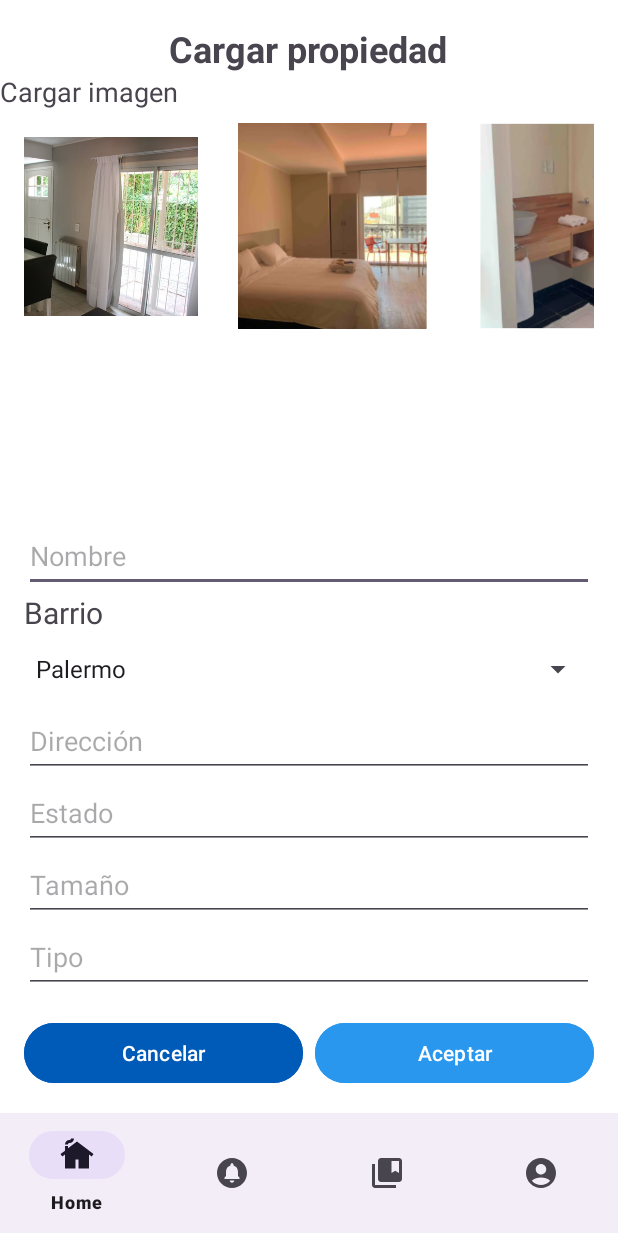
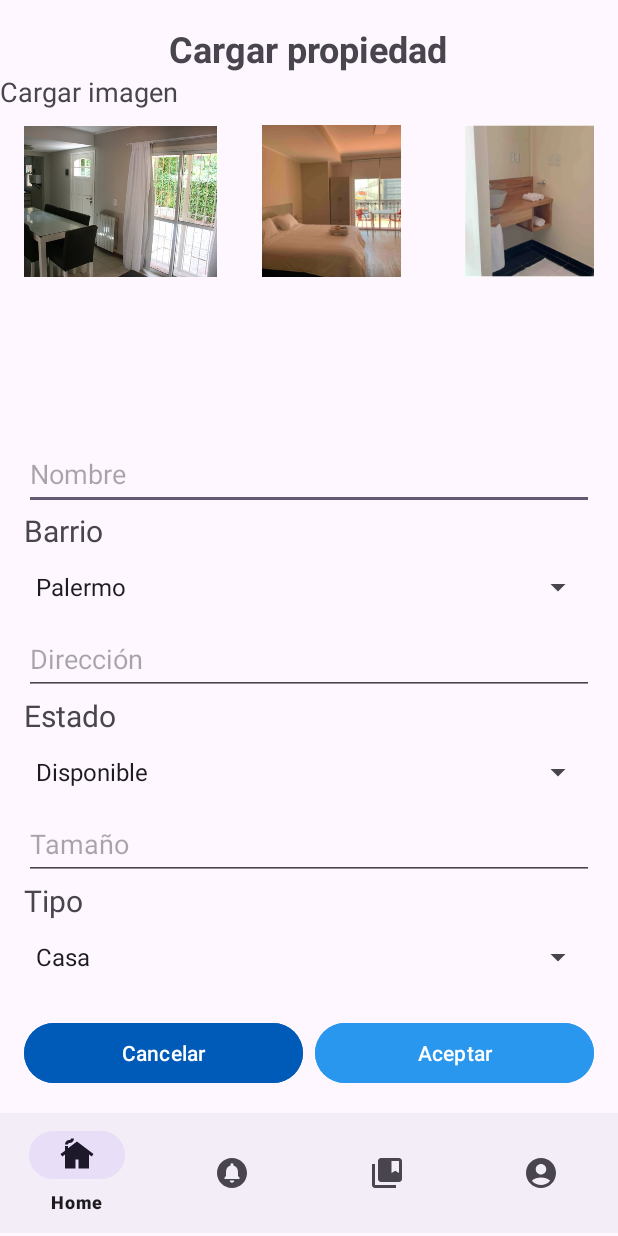
Before and after one commit to Lucasellero/servicio_limpieza, an Android app: the cargar_propiedad screen opened directly, with no data from a screen before it, on a phone screen of 412 x 824 dp. Run offline under Robolectric (Android 15) with nearby library versions, the phone set to English and light mode, and no system bars.

Commit message:
Sppiners en cargar propiedad

```diff
--- a/app/src/main/java/com/example/servicio_limpieza/UsuarioService.java
+++ b/app/src/main/java/com/example/servicio_limpieza/UsuarioService.java
@@ -1,12 +1,10 @@
 package com.example.servicio_limpieza;
 
-import com.example.servicio_limpieza.DatabaseHelper;
-
 public class UsuarioService {
-    private DatabaseHelper databaseHelper;
+    private com.example.servicio_limpieza.databaseHelper databaseHelper;
 
     public UsuarioService() {
-        this.databaseHelper = new DatabaseHelper();
+        this.databaseHelper = new databaseHelper();
     }
 
     public usuario login(String email, String contraseña) {
--- a/app/src/main/java/com/example/servicio_limpieza/cargar_propiedad.java
+++ b/app/src/main/java/com/example/servicio_limpieza/cargar_propiedad.java
@@ -12,22 +12,15 @@ import android.widget.Spinner;
 import android.widget.Toast;
 import androidx.appcompat.app.AppCompatActivity;
 import java.sql.Connection;
-import java.sql.DriverManager;
 import java.sql.PreparedStatement;
 import java.sql.ResultSet;
 import java.sql.SQLException;
 
 public class cargar_propiedad extends AppCompatActivity {
-    Spinner spinnerBarrio;
-
-    Spinner spinnerEstado;
-    Spinner spinnerTipo;
+    Spinner spinnerBarrio, spinnerEstado, spinnerTipo;
     private EditText nameEditText;
-    private Spinner barrioEditText;
     private EditText addressEditText;
-    private EditText stateEditText;
     private EditText sizeEditText;
-    private EditText typeEditText;
     private Button acceptButton;
 
     @Override
@@ -37,12 +30,28 @@ public class cargar_propiedad extends AppCompatActivity {
 
         // Inicializar vistas
         nameEditText = findViewById(R.id.name);
-        barrioEditText = findViewById(R.id.Barrio);
+        spinnerBarrio = findViewById(R.id.Barrio);
         addressEditText = findViewById(R.id.address);
-        stateEditText = findViewById(R.id.state);
+        spinnerEstado = findViewById(R.id.spinnerEstado);
         sizeEditText = findViewById(R.id.size);
-        typeEditText = findViewById(R.id.type);
+        spinnerTipo = findViewById(R.id.spinnerTipo);
         acceptButton = findViewById(R.id.accept_button);
+
+        // Configurar adaptadores para los spinners
+        ArrayAdapter<CharSequence> barrioAdapter = ArrayAdapter.createFromResource(this,
+                R.array.barrio_options, android.R.layout.simple_spinner_item);
+        barrioAdapter.setDropDownViewResource(android.R.layout.simple_spinner_dropdown_item);
+        spinnerBarrio.setAdapter(barrioAdapter);
+
+        ArrayAdapter<CharSequence> estadoAdapter = ArrayAdapter.createFromResource(this,
+                R.array.estado_options, android.R.layout.simple_spinner_item);
+        estadoAdapter.setDropDownViewResource(android.R.layout.simple_spinner_dropdown_item);
+        spinnerEstado.setAdapter(estadoAdapter);
+
+        ArrayAdapter<CharSequence> tipoAdapter = ArrayAdapter.createFromResource(this,
+                R.array.tipo_options, android.R.layout.simple_spinner_item);
+        tipoAdapter.setDropDownViewResource(android.R.layout.simple_spinner_dropdown_item);
+        spinnerTipo.setAdapter(tipoAdapter);
 
         // Configurar el Listener para el botón de aceptar
         acceptButton.setOnClickListener(new View.OnClickListener() {
@@ -58,32 +67,34 @@ public class cargar_propiedad extends AppCompatActivity {
             }
         });
 
-        spinnerBarrio = findViewById(R.id.Barrio);
-        ArrayAdapter<CharSequence> adapter = ArrayAdapter.createFromResource(this,
-                R.array.barrio_options, android.R.layout.simple_spinner_item);
-        adapter.setDropDownViewResource(android.R.layout.simple_spinner_dropdown_item);
-        spinnerBarrio.setAdapter(adapter);
-
+        Button cancelButton = findViewById(R.id.cancel_button);
+        cancelButton.setOnClickListener(new View.OnClickListener() {
+            @Override
+            public void onClick(View v) {
+                Intent intent = new Intent(cargar_propiedad.this, home.class);
+                startActivity(intent);
+                finish();
+            }
+        });
     }
-
 
     private boolean validateFields() {
         // Validar que todos los campos estén completos
         return !nameEditText.getText().toString().isEmpty() &&
-                !barrioEditText.getSelectedItem().toString().isEmpty() &&
+                !spinnerBarrio.getSelectedItem().toString().isEmpty() &&
                 !addressEditText.getText().toString().isEmpty() &&
-                !stateEditText.getText().toString().isEmpty() &&
+                !spinnerEstado.getSelectedItem().toString().isEmpty() &&
                 !sizeEditText.getText().toString().isEmpty() &&
-                !typeEditText.getText().toString().isEmpty();
+                !spinnerTipo.getSelectedItem().toString().isEmpty();
     }
 
     private void cargarPropiedad() {
         String nombre = nameEditText.getText().toString();
-        String barrio = barrioEditText.getSelectedItem().toString();
+        String barrio = spinnerBarrio.getSelectedItem().toString();
         String direccion = addressEditText.getText().toString();
-        String estado = stateEditText.getText().toString();
+        String estado = spinnerEstado.getSelectedItem().toString();
         int tamano = Integer.parseInt(sizeEditText.getText().toString());
-        String tipo = typeEditText.getText().toString();
+        String tipo = spinnerTipo.getSelectedItem().toString();
 
         // Obtener el ID del usuario en sesión
         usuario Usuario = usuario.getInstance();
@@ -111,7 +122,7 @@ public class cargar_propiedad extends AppCompatActivity {
             PreparedStatement stmt = null;
 
             try {
-                conn = DatabaseConnection.getConnection();
+                conn = databaseConnection.getConnection();
                 if (conn == null) {
                     Log.e("CargarPropiedadTask", "No se pudo establecer conexión con la base de datos");
                     return "No se pudo establecer conexión con la base de datos";
@@ -119,24 +130,24 @@ public class cargar_propiedad extends AppCompatActivity {
 
                 String sql = "INSERT INTO propiedades (nombre, barrio, direccion, estado, tamano, tipo, FK_propietario_ID) VALUES (?, ?, ?, ?, ?, ?, ?)";
                 stmt = conn.prepareStatement(sql);
-                stmt.setString(1, String.valueOf(nombre));
-                stmt.setString(2, String.valueOf(barrio));
-                stmt.setString(3, String.valueOf(direccion));
-                stmt.setString(4, String.valueOf(estado));
-                stmt.setInt(5, Integer.parseInt(String.valueOf(tamano)));
-                stmt.setString(6, String.valueOf(tipo));
-                stmt.setInt(7, Integer.parseInt(String.valueOf(propietarioId)));
+                stmt.setString(1, nombre);
+                stmt.setString(2, barrio);
+                stmt.setString(3, direccion);
+                stmt.setString(4, estado);
+                stmt.setInt(5, tamano);
+                stmt.setString(6, tipo);
+                stmt.setInt(7, propietarioId);
 
                 int result = stmt.executeUpdate();
                 mensaje = result > 0 ? "Propiedad cargada exitosamente" : "Error al cargar la propiedad";
 
                 usuario Usuario = usuario.getInstance();
                 PreparedStatement propiedadesStmt = conn.prepareStatement("SELECT * FROM propiedades WHERE nombre = ? and direccion = ?");
-                propiedadesStmt.setString(1,String.valueOf(nombre));
-                propiedadesStmt.setString(2,String.valueOf(direccion));
+                propiedadesStmt.setString(1, nombre);
+                propiedadesStmt.setString(2, direccion);
                 ResultSet propiedadesResultSet = propiedadesStmt.executeQuery();
 
-                if(propiedadesResultSet.next()) {
+                if (propiedadesResultSet.next()) {
                     int propiedadId = propiedadesResultSet.getInt("PK_propiedad_ID");
                     Propiedad propiedad = new Propiedad(propiedadId, nombre, direccion, barrio, tamano, estado, tipo, propietarioId);
                     Usuario.agregarPropiedad(propiedad);
@@ -144,7 +155,6 @@ public class cargar_propiedad extends AppCompatActivity {
 
             } catch (SQLException e) {
                 mensaje = "Error al cargar la propiedad. Por favor, inténtalo de nuevo.";
-                //mensaje = nombre + barrio + direccion+ estado + tamano + tipo + propietarioId;
                 Log.e("CargarPropiedadTask", "Error al ejecutar la consulta SQL", e);
             } catch (Exception e) {
                 mensaje = "Error inesperado. Por favor, inténtalo de nuevo.";
--- a/app/src/main/java/com/example/servicio_limpieza/DatabaseConnection.java
+++ b/app/src/main/java/com/example/servicio_limpieza/databaseConnection.java
@@ -6,7 +6,7 @@ import java.sql.Connection;
 import java.sql.DriverManager;
 import java.sql.SQLException;
 
-public class DatabaseConnection {
+public class databaseConnection {
     public static Connection getConnection() {
         Connection conexion = null;
         try {
--- a/app/src/main/java/com/example/servicio_limpieza/DatabaseHelper.java
+++ b/app/src/main/java/com/example/servicio_limpieza/databaseHelper.java
@@ -1,6 +1,4 @@
 package com.example.servicio_limpieza;
-
-import com.example.servicio_limpieza.usuario;
 
 import java.sql.Connection;
 import java.sql.DriverManager;
@@ -8,7 +6,7 @@ import java.sql.PreparedStatement;
 import java.sql.ResultSet;
 import java.sql.SQLException;
 
-public class DatabaseHelper {
+public class databaseHelper {
     // Definir las credenciales de la base de datos
     private static final String DB_URL = "jdbc:jtds:sqlserver://192.168.1.5:1433;databaseName=seminario";
     private static final String USER = "sa";
--- a/app/src/main/java/com/example/servicio_limpieza/home.java
+++ b/app/src/main/java/com/example/servicio_limpieza/home.java
@@ -7,7 +7,6 @@ import android.view.View;
 import android.widget.Button;
 import android.widget.TextView;
 
-import androidx.annotation.NonNull;
 import androidx.appcompat.app.AppCompatActivity;
 import androidx.recyclerview.widget.LinearLayoutManager;
 import androidx.recyclerview.widget.RecyclerView;
@@ -83,7 +82,7 @@ public class home extends AppCompatActivity {
         @Override
         protected List<Propiedad> doInBackground(Void... voids) {
             List<Propiedad> properties = new ArrayList<>();
-            try (Connection connection = DatabaseConnection.getConnection()) {
+            try (Connection connection = databaseConnection.getConnection()) {
                 usuario Usuario = usuario.getInstance();
                 String query = "SELECT * FROM propiedades WHERE FK_propietario_ID = ?";
                 PreparedStatement statement = connection.prepareStatement(query);
--- a/app/src/main/res/layout/activity_cargar_propiedad.xml
+++ b/app/src/main/res/layout/activity_cargar_propiedad.xml
@@ -3,8 +3,6 @@
     xmlns:tools="http://schemas.android.com/tools"
     android:layout_width="match_parent"
     android:layout_height="match_parent"
-    android:background="#FFFFFF"
-    android:backgroundTint="#FFFFFF"
     tools:context=".cargar_propiedad">
 
     <TextView
@@ -36,22 +34,22 @@
         android:paddingHorizontal="16dp">
 
         <ImageView
-            android:layout_width="179dp"
-            android:layout_height="155dp"
+            android:layout_width="151dp"
+            android:layout_height="122dp"
             android:layout_marginEnd="16dp"
             android:contentDescription="Image placeholder"
             android:src="@drawable/imagen_propiedad_3" />
 
         <ImageView
-            android:layout_width="148dp"
-            android:layout_height="137dp"
+            android:layout_width="121dp"
+            android:layout_height="101dp"
             android:layout_marginEnd="16dp"
             android:contentDescription="Image placeholder"
             android:src="@drawable/imagen_propiedad_1" />
 
         <ImageView
-            android:layout_width="148dp"
-            android:layout_height="137dp"
+            android:layout_width="121dp"
+            android:layout_height="101dp"
             android:contentDescription="Image placeholder"
             android:src="@drawable/imagen_propiedad_2" />
     </LinearLayout>
@@ -89,11 +87,18 @@
             android:layout_height="48dp"
             android:hint="Dirección" />
 
-        <EditText
-            android:id="@+id/state"
+        <TextView
+            android:id="@+id/textView4"
+            android:layout_width="wrap_content"
+            android:layout_height="wrap_content"
+            android:text="Estado"
+            android:textSize="20sp" />
+
+        <Spinner
+            android:id="@+id/spinnerEstado"
             android:layout_width="match_parent"
             android:layout_height="48dp"
-            android:hint="Estado" />
+            android:spinnerMode="dropdown" />
 
         <EditText
             android:id="@+id/size"
@@ -101,11 +106,19 @@
             android:layout_height="48dp"
             android:hint="Tamaño" />
 
-        <EditText
-            android:id="@+id/type"
+        <TextView
+            android:id="@+id/textView5"
+            android:layout_width="wrap_content"
+            android:layout_height="wrap_content"
+            android:text="Tipo"
+            android:textSize="20sp" />
+
+        <Spinner
+            android:id="@+id/spinnerTipo"
             android:layout_width="match_parent"
             android:layout_height="48dp"
-            android:hint="Tipo" />
+            android:spinnerMode="dropdown" />
+
     </LinearLayout>
 
     <LinearLayout
@@ -144,5 +157,4 @@
         android:layout_marginBottom="2dp"
         app:menu="@menu/bottom_navigation_menu" />
 
-
 </RelativeLayout>
--- a/app/src/main/res/layout/activity_profile.xml
+++ b/app/src/main/res/layout/activity_profile.xml
@@ -25,7 +25,7 @@
         android:layout_below="@id/profile_image"
         android:layout_centerHorizontal="true"
         android:layout_marginTop="16dp"
-        android:text="Sr. Calderon"
+        android:text="Sr. Lorenzo"
         android:textSize="18sp" />
 
     <!-- Etiqueta "Usuario Premium" -->
--- a/app/src/main/res/values/array.xml
+++ b/app/src/main/res/values/array.xml
@@ -32,12 +32,12 @@
         <item>Express</item>
     </string-array>
 
-    <string-array name="estado_array">
+    <string-array name="estado_options">
         <item>Disponible</item>
         <item>Ocupado</item>
     </string-array>
 
-    <string-array name="tipo_array">
+    <string-array name="tipo_options">
         <item>Casa</item>
         <item>Departamento</item>
         <item>Oficina</item>
```
